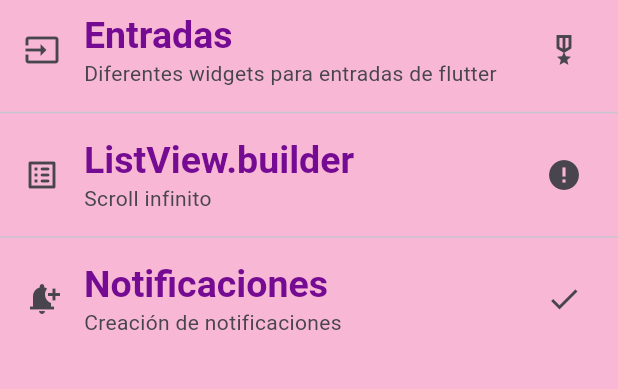
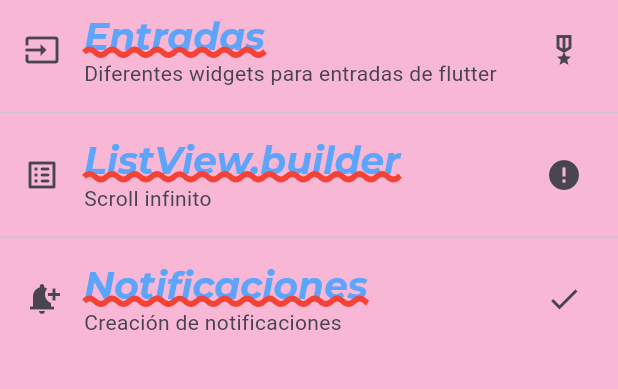
Before and after one commit to edw-perzd/componentes_flutter, a Flutter app: the screen it shows after launch, on a phone screen of 412 x 824 dp, the part 84-473 px from its top. Run offline on Flutter 3.47's test engine with Material 3 defaults, Android fonts, the phone set to English and light mode, and no system bars; our stand-ins replace google_fonts.

Commit message:
08 Adding Google Fonts to the AppTheme

```diff
--- a/lib/themes/app_theme.dart
+++ b/lib/themes/app_theme.dart
@@ -1,4 +1,5 @@
 import 'package:flutter/material.dart';
+import 'package:google_fonts/google_fonts.dart';
 
 class AppTheme {
   static const mainColor = Color.fromARGB(255, 93, 165, 252);
@@ -6,10 +7,15 @@ class AppTheme {
   static final ThemeData lightTheme = ThemeData.light().copyWith(
       scaffoldBackgroundColor: backColor,
       appBarTheme: const AppBarTheme(color: mainColor),
-      textTheme: const TextTheme(
-          headlineLarge: TextStyle(
-              color: Color.fromARGB(255, 117, 11, 146),
-              fontSize: 25.0,
-              fontWeight: FontWeight.bold,
-              fontFamily: 'sans-serif')));
+      textTheme: TextTheme(
+        headlineLarge: GoogleFonts.montserrat(
+            color: mainColor,
+            fontSize: 25.0,
+            fontWeight: FontWeight.bold,
+            decoration: TextDecoration.underline,
+            decorationColor: Colors.red,
+            decorationStyle: TextDecorationStyle.wavy,
+            decorationThickness: 3.0,
+            fontStyle: FontStyle.italic),
+      ));
 }
--- a/pubspec.yaml
+++ b/pubspec.yaml
@@ -9,6 +9,7 @@ environment:
 dependencies:
   flutter:
     sdk: flutter
+  google_fonts: ^6.1.0
 
 dev_dependencies:
   flutter_test:
```
Also changed, not shown: pubspec.lock.
